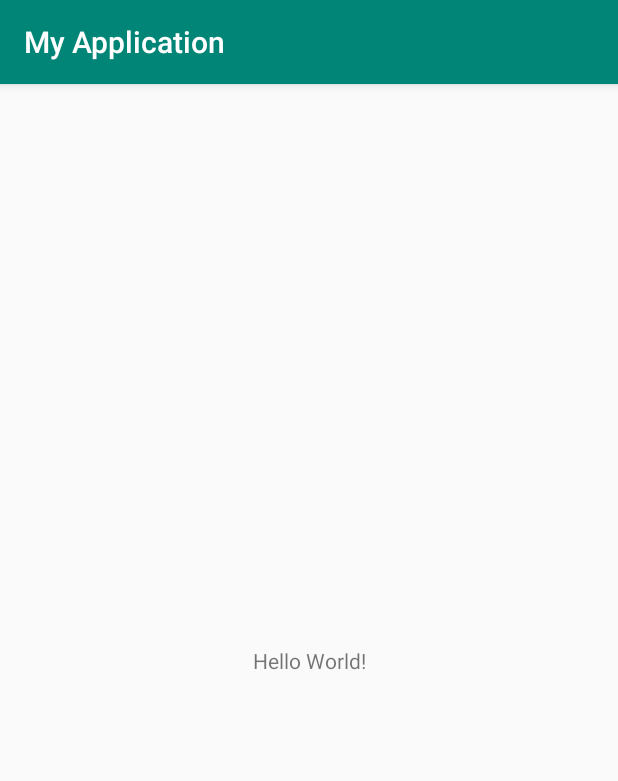
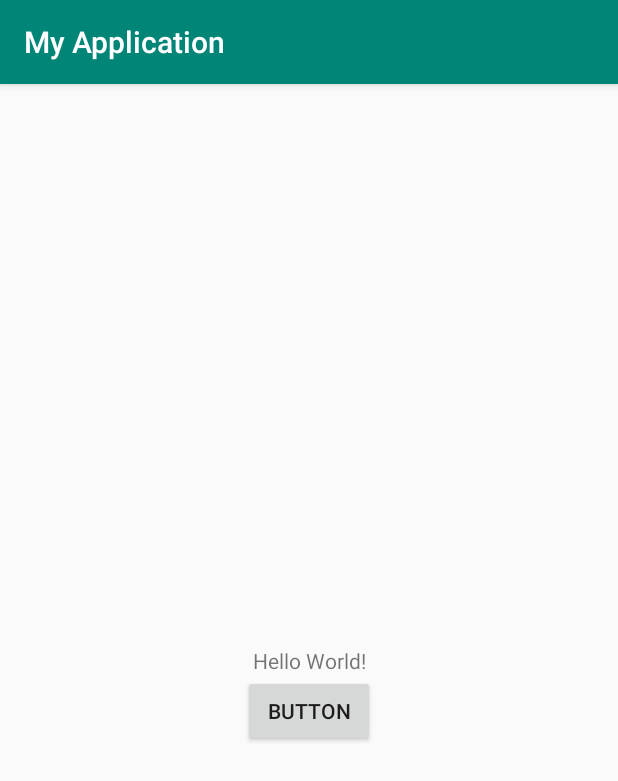
Before and after one commit to hardysim/workmanagertest, an Android app: the screen it shows after launch (MainActivity), on a phone screen of 412 x 824 dp. Shown: the top 781 px of the screen. Run offline under Robolectric (Android 15) with nearby library versions, the phone set to English and light mode, and no system bars.

Commit message:
add workmanager

```diff
--- a/app/src/main/res/layout/activity_main.xml
+++ b/app/src/main/res/layout/activity_main.xml
@@ -1,5 +1,5 @@
 <?xml version="1.0" encoding="utf-8"?>
-<android.support.constraint.ConstraintLayout xmlns:android="http://schemas.android.com/apk/res/android"
+<androidx.constraintlayout.widget.ConstraintLayout xmlns:android="http://schemas.android.com/apk/res/android"
     xmlns:app="http://schemas.android.com/apk/res-auto"
     xmlns:tools="http://schemas.android.com/tools"
     android:layout_width="match_parent"
@@ -7,6 +7,7 @@
     tools:context=".MainActivity">
 
     <TextView
+        android:id="@+id/textView"
         android:layout_width="wrap_content"
         android:layout_height="wrap_content"
         android:text="Hello World!"
@@ -15,4 +16,15 @@
         app:layout_constraintRight_toRightOf="parent"
         app:layout_constraintTop_toTopOf="parent" />
 
-</android.support.constraint.ConstraintLayout>
+    <Button
+        android:id="@+id/button"
+        android:layout_width="wrap_content"
+        android:layout_height="wrap_content"
+        android:layout_marginStart="8dp"
+        android:layout_marginEnd="8dp"
+        android:text="Button"
+        app:layout_constraintEnd_toEndOf="parent"
+        app:layout_constraintStart_toStartOf="parent"
+        app:layout_constraintTop_toBottomOf="@+id/textView" />
+
+</androidx.constraintlayout.widget.ConstraintLayout>
--- a/gradle.properties
+++ b/gradle.properties
@@ -13,3 +13,5 @@ org.gradle.jvmargs=-Xmx1536m
 # org.gradle.parallel=true
 # Kotlin code style for this project: "official" or "obsolete":
 kotlin.code.style=official
+android.useAndroidX=true
+android.enableJetifier=true
```
Also changed, not shown: app/build.gradle (+7 -7 lines), app/src/main/java/com/example/myapplication/MainActivity.kt (+13 -1 lines), app/src/main/java/com/example/myapplication/TestWorker.kt (added, +22 -0 lines), 1 other file.
